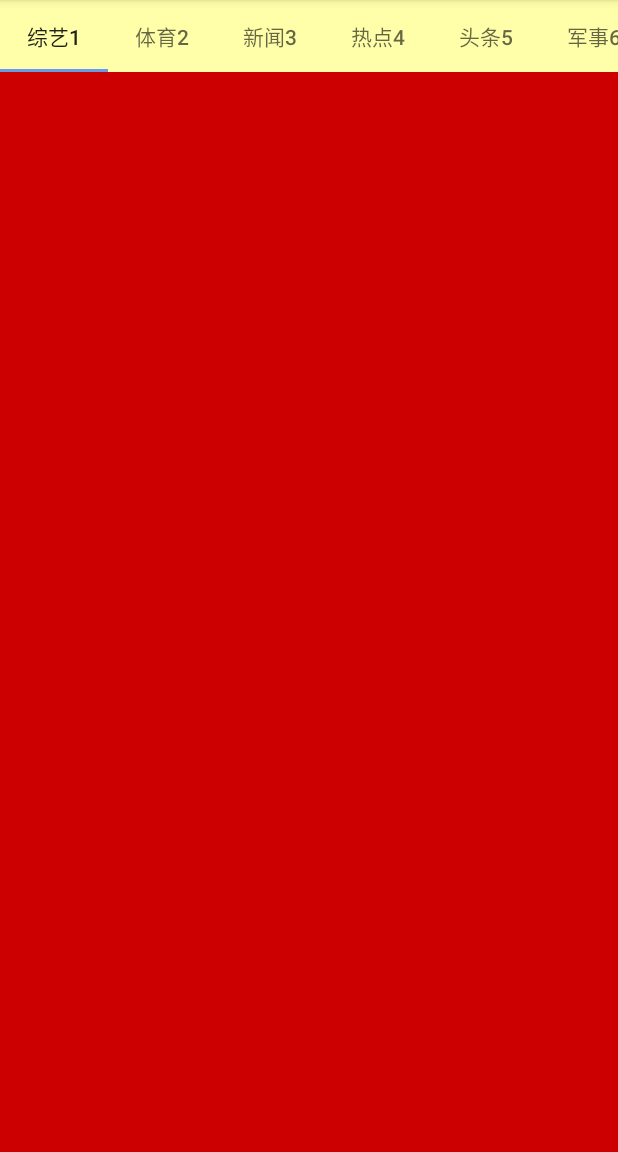
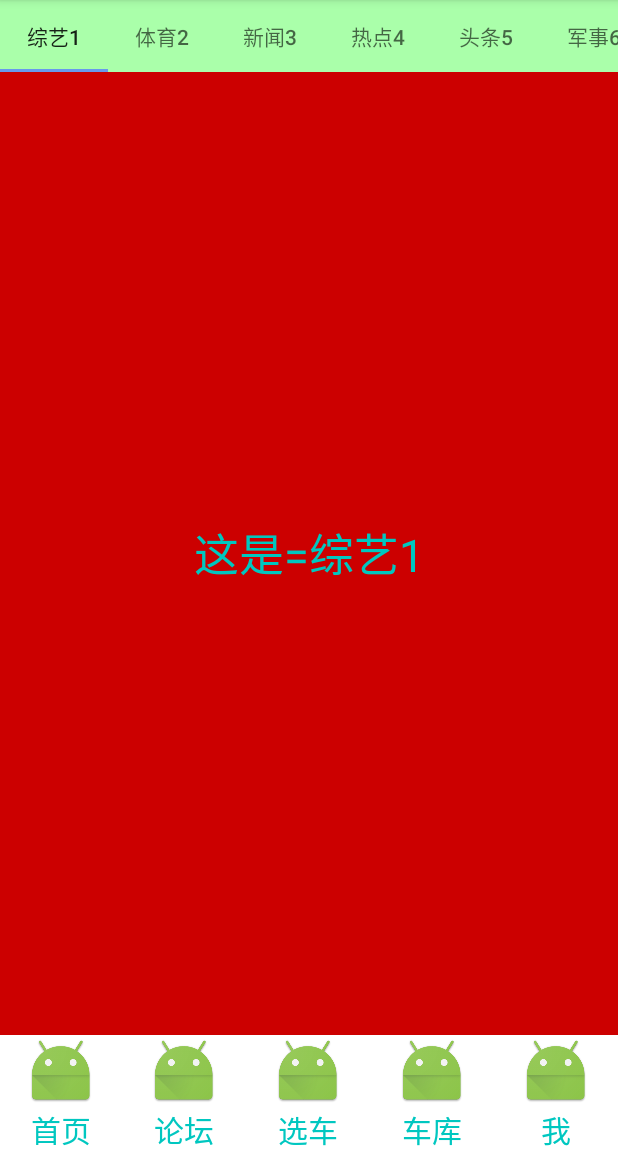
Before and after one commit to 18823408460/YXWLib, an Android app: the screen it shows after launch (CarMainActivity), on a phone screen of 412 x 824 dp, the part 84-1236 px from its top. Run offline under Robolectric (Android 15) with nearby library versions, the phone set to English and light mode, and no system bars; our stand-ins replace ButterKnife.

Commit message:
头部和底部导航栏的提交。。。。

```diff
--- a/app/src/main/java/com/uurobot/yxwlib/car/CarMainActivity.java
+++ b/app/src/main/java/com/uurobot/yxwlib/car/CarMainActivity.java
@@ -25,6 +25,9 @@ import butterknife.ButterKnife;
 
 public class CarMainActivity extends BaseActivity {
         public static final String[] tabTitle = new String[]{"综艺1","体育2","新闻3","热点4","头条5","军事6","历史7","科技8","人文9"};
+        @BindView(R.id.search_car)
+        SearchView searchCar;
+
         @BindView(R.id.left)
         ImageView left;
 
@@ -36,9 +39,6 @@ public class CarMainActivity extends BaseActivity {
 
         @BindView(R.id.viewPager_car)
         ViewPager viewPagerCar;
-
-        @BindView(R.id.search_car)
-        SearchView searchCar;
 
         TabAdapter tabAdapter ;
 
--- a/app/src/main/java/com/uurobot/yxwlib/car/TabLayoutFragment.java
+++ b/app/src/main/java/com/uurobot/yxwlib/car/TabLayoutFragment.java
@@ -34,15 +34,19 @@ public class TabLayoutFragment extends Fragment {
         @Nullable
         @Override
         public View onCreateView(LayoutInflater inflater, @Nullable ViewGroup container, @Nullable Bundle savedInstanceState) {
-                View inflate = inflater.inflate(R.layout.fragment_car, container, true);
+
+                // 这里只能传递false，否则报错 ？？？？？？？？？？？？？？？？？
+                View inflate = inflater.inflate(R.layout.fragment_car, container, false);
                 bind = ButterKnife.bind(this, inflate);
                 initView(inflate);
-                return super.onCreateView(inflater, container, savedInstanceState);
+                return inflate;
         }
 
         private void initView(View inflate) {
                 Log.e(TAG, "initView: "+type );
-                framentTvCar.setText("这是==="+CarMainActivity.tabTitle[type]);
+//                TextView textView = inflate.findViewById(R.id.frament_tv_car);
+//                textView.setText(CarMainActivity.tabTitle[type]);
+                 framentTvCar.setText("这是="+CarMainActivity.tabTitle[type]);
         }
 
 
--- /dev/null
+++ b/app/src/main/res/color/bottom_tv_color.xml
@@ -0,0 +1,8 @@
+<?xml version="1.0" encoding="utf-8"?>
+<selector xmlns:android="http://schemas.android.com/apk/res/android">
+    <item android:state_focused="true" android:color="#999999"></item>
+    <item android:state_pressed="true" android:color="#999999"></item>
+    <item android:state_selected="true" android:color="#999999"></item>
+
+    <item android:color="#00c7c0"></item>
+</selector>
--- a/app/src/main/res/layout/activity_car.xml
+++ b/app/src/main/res/layout/activity_car.xml
@@ -1,5 +1,6 @@
 <?xml version="1.0" encoding="utf-8"?>
-<RelativeLayout
+<RelativeLayout xmlns:tools="http://schemas.android.com/tools"
+    tools:context=".car.CarMainActivity"
     xmlns:app="http://schemas.android.com/apk/res-auto"
     xmlns:android="http://schemas.android.com/apk/res/android"
     android:layout_width="match_parent"
@@ -22,7 +23,7 @@
         android:layout_height="wrap_content"
         app:layout_widthPercent="100%"
         app:layout_heightPercent="20%"
-        android:background="#ffffaa"
+        android:background="#aaffaa"
         android:layout_below="@+id/head_car"
         />
     <android.support.v4.view.ViewPager
@@ -33,7 +34,15 @@
         android:layout_below="@id/tablayout_car"
         app:layout_widthPercent="100%"
         app:layout_heightPercent="100%"
+        android:layout_above="@+id/bottom_car"
         />
 
-
+    <include
+        android:id="@+id/bottom_car"
+        layout="@layout/bottom_car"
+        android:layout_alignParentBottom="true"
+        android:layout_width="match_parent"
+        android:layout_height="wrap_content"
+        app:layout_heightPercent="50%"
+        app:layout_widthPercent="100%" />
 </RelativeLayout>
--- /dev/null
+++ b/app/src/main/res/layout/bottom_car.xml
@@ -0,0 +1,84 @@
+<?xml version="1.0" encoding="utf-8"?>
+<LinearLayout xmlns:android="http://schemas.android.com/apk/res/android"
+    xmlns:app="http://schemas.android.com/apk/res-auto"
+    android:layout_width="match_parent"
+    android:layout_height="match_parent"
+    android:background="#ffffff"
+    android:orientation="horizontal">
+
+    <TextView
+        android:clickable="true"
+        android:id="@+id/bottom_car_1"
+        android:layout_width="0dp"
+        android:layout_height="wrap_content"
+        android:layout_weight="1"
+        android:drawableTop="@mipmap/ic_launcher"
+        android:gravity="center"
+        android:text="@string/car_first"
+        android:textColor="@color/bottom_tv_color"
+        android:textSize="20sp"
+        app:layout_heightPercent="14%"
+        app:layout_widthPercent="20%" />
+
+    <TextView
+        android:id="@+id/bottom_car_2"
+        android:clickable="true"
+        android:layout_width="0dp"
+        android:layout_height="wrap_content"
+        android:layout_toRightOf="@id/bottom_car_1"
+        android:layout_weight="1"
+        android:drawableTop="@mipmap/ic_launcher"
+        android:gravity="center"
+        android:text="@string/car_second"
+        android:textColor="@color/bottom_tv_color"
+        android:textSize="20sp"
+        app:layout_heightPercent="14%"
+        app:layout_widthPercent="20%" />
+
+    <TextView
+        android:id="@+id/bottom_car_3"
+        android:clickable="true"
+        android:layout_width="0dp"
+        android:layout_height="wrap_content"
+        android:layout_toRightOf="@id/bottom_car_2"
+        android:layout_weight="1"
+        android:drawableTop="@mipmap/ic_launcher"
+        android:gravity="center"
+        android:text="@string/car_three"
+        android:textColor="@color/bottom_tv_color"
+        android:textSize="20sp"
+        app:layout_heightPercent="14%"
+        app:layout_widthPercent="20%" />
+
+    <TextView
+        android:id="@+id/bottom_car_4"
+        android:clickable="true"
+        android:layout_width="0dp"
+        android:layout_height="wrap_content"
+        android:layout_toRightOf="@id/bottom_car_3"
+        android:layout_weight="1"
+        android:drawableTop="@mipmap/ic_launcher"
+        android:gravity="center"
+        android:text="@string/car_four"
+        android:textColor="@color/bottom_tv_color"
+        android:textSize="20sp"
+        app:layout_heightPercent="14%"
+        app:layout_widthPercent="20%" />
+
+    <TextView
+        android:clickable="true"
+        android:id="@+id/bottom_car_5"
+        android:layout_width="0dp"
+        android:layout_height="wrap_content"
+        android:layout_toRightOf="@id/bottom_car_4"
+        android:layout_weight="1"
+        android:drawableTop="@mipmap/ic_launcher"
+        android:gravity="center"
+        android:text="@string/car_five"
+        android:textColor="@color/bottom_tv_color"
+        android:textSize="20sp"
+        app:layout_heightPercent="14%"
+        app:layout_widthPercent="20%" />
+
+
+</LinearLayout>
--- a/app/src/main/res/layout/fragment_car.xml
+++ b/app/src/main/res/layout/fragment_car.xml
@@ -6,8 +6,8 @@
         android:text="ee"
         android:gravity="center"
         android:id="@+id/frament_tv_car"
-        android:textSize="40sp"
-        android:textColor="#000000"
+        android:textSize="30sp"
+        android:textColor="@color/bottom_tv_color"
         android:layout_width="match_parent"
         android:layout_height="match_parent"
         app:layout_widthPercent="100%"
--- a/app/src/main/res/layout/head_car.xml
+++ b/app/src/main/res/layout/head_car.xml
@@ -22,6 +22,7 @@
         android:gravity="center"
         android:background="#ffffaa"
         android:layout_width="0dp"
+        android:iconifiedByDefault="false"
         android:layout_height="0dp"
         android:layout_centerHorizontal="true"
         app:layout_widthPercent="70%"
--- a/app/src/main/res/values/strings.xml
+++ b/app/src/main/res/values/strings.xml
@@ -98,4 +98,9 @@
     <string name="analyzing">开始识别</string>
     <string name="error">识别错误</string>
     <string name="search_car">搜索品牌/车系问题</string>
+    <string name="car_first">首页</string>
+    <string name="car_second">论坛</string>
+    <string name="car_three">选车</string>
+    <string name="car_four">车库</string>
+    <string name="car_five">我</string>
 </resources>
```
